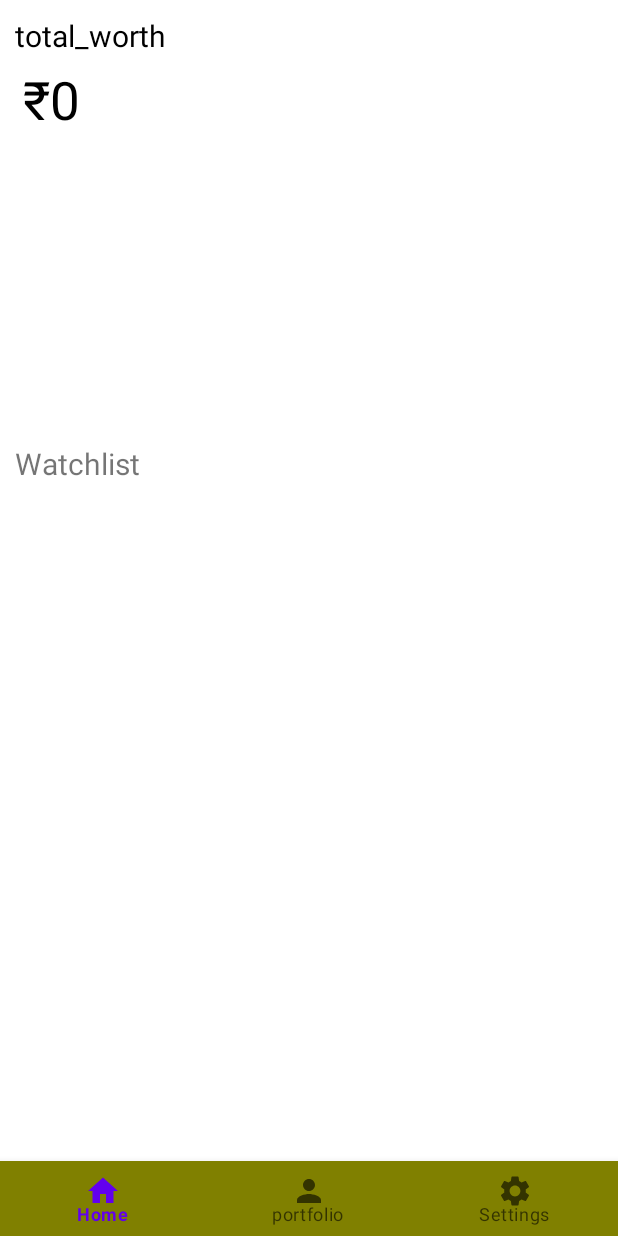
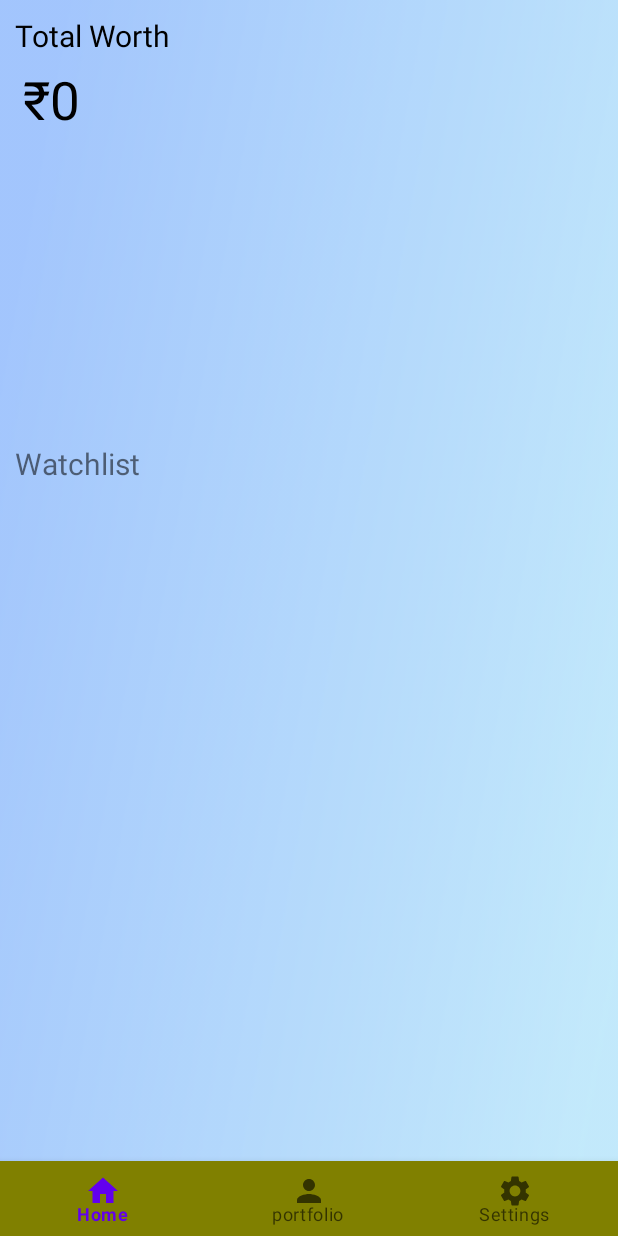
Before and after one commit to AdityaVSM/LandCuts, an Android app: the screen it shows after launch once a user with an empty profile is signed in (HomeActivity), on a phone screen of 412 x 824 dp. Run offline under Robolectric (Android 15) with nearby library versions, the phone set to English and light mode, and no system bars; our stand-ins replace Firebase (no records; nobody signed in at launch, a user with empty details on screens opened directly).

Commit message:
updated home fragment design

```diff
--- a/app/src/main/java/com/example/landcuts/EachLandActivity.java
+++ b/app/src/main/java/com/example/landcuts/EachLandActivity.java
@@ -254,10 +254,6 @@ public class EachLandActivity extends AppCompatActivity {
                                         land.setCurrentPrice(updateCurrentPrice(land,false));
                                         database.getReference().child("land").child(String.valueOf(land.getId())).child("currentPrice").setValue(land.getCurrentPrice());
 
-
-
-
-
                                         total_price_ofShare_bought_by_user.setText((Constants.rupee_symbol + String.valueOf(land.getCurrentPrice() * currentOwner.getNo_of_shares_bought())));
                                         current_land_share_price.setText((Constants.rupee_symbol + String.valueOf(land.getCurrentPrice())));
                                         total_invested_by_user.setText((Constants.rupee_symbol + String.valueOf(currentOwner.gettotal_invested())));
--- a/app/src/main/res/layout/fragment_home.xml
+++ b/app/src/main/res/layout/fragment_home.xml
@@ -1,10 +1,9 @@
 <?xml version="1.0" encoding="utf-8"?>
 <FrameLayout xmlns:android="http://schemas.android.com/apk/res/android"
     xmlns:tools="http://schemas.android.com/tools"
-    xmlns:app="http://schemas.android.com/apk/res-auto"
     android:layout_width="match_parent"
     android:layout_height="match_parent"
-    android:background="@color/white"
+    android:background="@drawable/bggradient"
     tools:context=".Fragments.HomeFragment">
 
 
@@ -25,7 +24,7 @@
                     android:layout_height="wrap_content"
                     android:textSize="20sp"
                     android:textColor="@color/black"
-                    android:text="total_worth"/>
+                    android:text="Total Worth"/>
                 <TextView
                     android:id="@+id/current_worth_view"
                     android:layout_width="wrap_content"
@@ -47,9 +46,10 @@
 
             <ListView
                 android:id="@+id/diff_land_list_view"
-                android:layout_marginBottom="50dp"
+                android:layout_margin="-10dp"
+                android:layout_marginBottom="45dp"
+                android:divider="@null"
                 android:layout_marginTop="10dp"
-                android:divider="@color/white"
                 android:layout_width="match_parent"
                 android:layout_height="wrap_content"/>
             </LinearLayout>
--- a/app/src/main/res/layout/fragment_profile.xml
+++ b/app/src/main/res/layout/fragment_profile.xml
@@ -5,7 +5,7 @@
     android:layout_width="match_parent"
     android:layout_height="match_parent"
     android:orientation="vertical"
-    android:background="@color/white"
+    android:background="@drawable/bggradient"
     android:id="@+id/fragment_profile"
     tools:context=".Fragments.ProfileFragment">
 
@@ -211,7 +211,9 @@
             android:id="@+id/diff_land_list_view_bought_by_user"
             android:layout_marginBottom="50dp"
             android:layout_marginTop="10dp"
-            android:divider="@color/black"
+            android:background="@android:color/transparent"
+            android:cacheColorHint="#00000000"
+            android:divider="@android:color/transparent"
             android:layout_width="match_parent"
             android:layout_height="match_parent"/>
 
--- a/app/src/main/res/layout/fragment_settings.xml
+++ b/app/src/main/res/layout/fragment_settings.xml
@@ -5,7 +5,7 @@
     android:layout_height="match_parent"
     tools:context=".Fragments.SettingsFragment"
     android:orientation="vertical"
-    android:background="@color/white">
+    android:background="@drawable/bggradient">
 
     <LinearLayout
         android:layout_width="match_parent"
```
Also changed, not shown: app/src/main/res/drawable/card_background.xml (added, +14 -0 lines), app/src/main/res/layout/custom_land_info_card.xml (+25 -23 lines), app/src/main/res/drawable-xhdpi/bggradient.jpg (added), app/src/main/res/drawable-xhdpi/bggradientcards.png (added).
